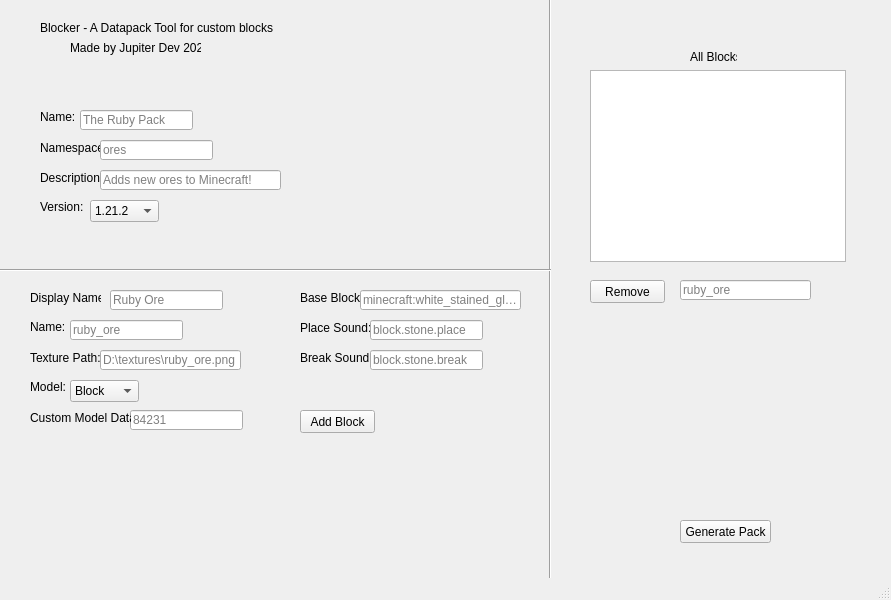
This is main.ui in TheJupiterDev/mDirt as Qt 5 draws it before an edit. The edited form follows.
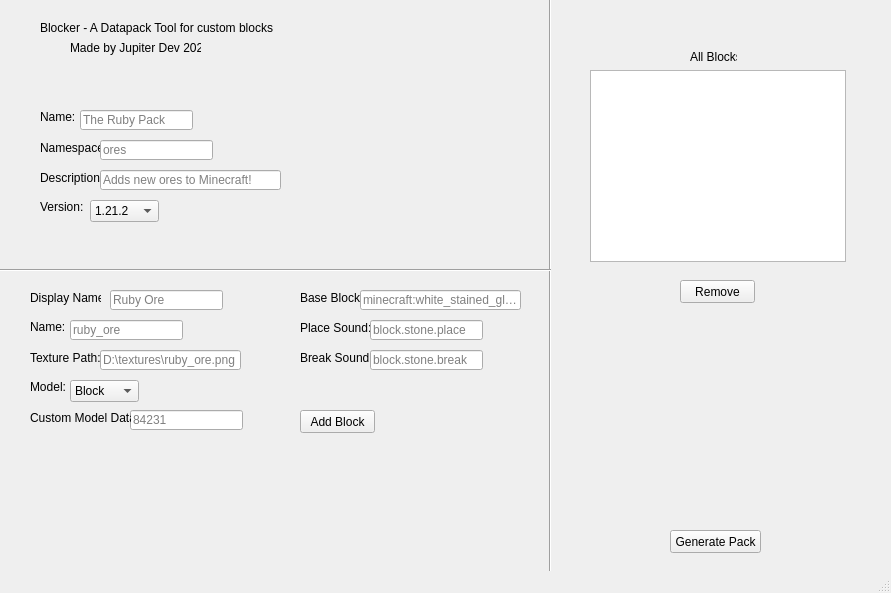
This is the edited form.

Diff of the .ui file:
```diff
--- a/main.ui
+++ b/main.ui
@@ -7,7 +7,7 @@
     <x>0</x>
     <y>0</y>
     <width>891</width>
-    <height>600</height>
+    <height>593</height>
    </rect>
   </property>
   <property name="windowTitle">
@@ -288,23 +288,10 @@
      <string>All Blocks</string>
     </property>
    </widget>
-   <widget class="QLineEdit" name="blockRemoveName">
-    <property name="geometry">
-     <rect>
-      <x>680</x>
-      <y>280</y>
-      <width>131</width>
-      <height>20</height>
-     </rect>
-    </property>
-    <property name="placeholderText">
-     <string>ruby_ore</string>
-    </property>
-   </widget>
    <widget class="QPushButton" name="buttonRemoveBlock">
     <property name="geometry">
      <rect>
-      <x>590</x>
+      <x>680</x>
       <y>280</y>
       <width>75</width>
       <height>23</height>
@@ -436,8 +423,8 @@
    <widget class="QPushButton" name="buttonGeneratePack">
     <property name="geometry">
      <rect>
-      <x>680</x>
-      <y>520</y>
+      <x>670</x>
+      <y>530</y>
       <width>91</width>
       <height>23</height>
      </rect>
```
Left out of the diff: 2 changed lines with no effect on the pictures.
